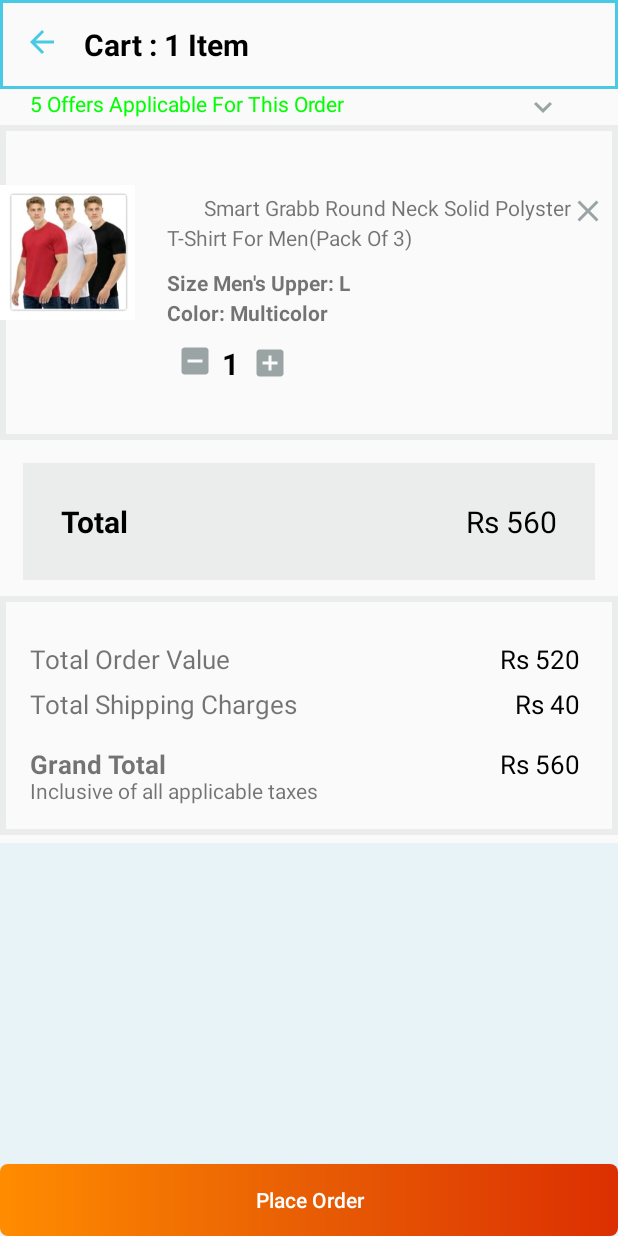
After one commit to DeveloprAbhishek/ShopClues-Shopping-app, an Android app: the layout activity_wishlist.xml on its own in the app's theme, with its tools: preview values and no code run, on a phone screen of 412 x 824 dp. The commit adds this screen. Run offline under Robolectric (Android 15) with nearby library versions, the phone set to English and light mode, and no system bars.

Commit message:
wishList completed

```diff
--- a/app/src/main/java/com/example/shopcluesshoppingapp/MainActivity.java
+++ b/app/src/main/java/com/example/shopcluesshoppingapp/MainActivity.java
@@ -11,7 +11,7 @@
     @Override
     protected void onCreate(Bundle savedInstanceState) {
         super.onCreate(savedInstanceState);
-        setContentView(R.layout.activity_account);
+        setContentView(R.layout.activity_main);
 
     }
 }
--- /dev/null
+++ b/app/src/main/res/drawable/background_shade.xml
@@ -0,0 +1,10 @@
+<?xml version="1.0" encoding="utf-8"?>
+<shape xmlns:android="http://schemas.android.com/apk/res/android"
+    android:shape="rectangle">
+    <stroke
+        android:width="4dp"
+            android:color="#238D958F"
+            />
+
+
+</shape>
--- /dev/null
+++ b/app/src/main/res/drawable/ic_baseline_add_24.xml
@@ -0,0 +1,10 @@
+<vector xmlns:android="http://schemas.android.com/apk/res/android"
+    android:width="24dp"
+    android:height="24dp"
+    android:viewportWidth="24"
+    android:viewportHeight="24"
+    android:tint="?attr/colorControlNormal">
+  <path
+      android:fillColor="@android:color/white"
+      android:pathData="M19,13h-6v6h-2v-6H5v-2h6V5h2v6h6v2z"/>
+</vector>
--- /dev/null
+++ b/app/src/main/res/drawable/ic_baseline_add_box_24.xml
@@ -0,0 +1,5 @@
+<vector android:height="24dp" android:tint="#9AA4A4"
+    android:viewportHeight="24" android:viewportWidth="24"
+    android:width="24dp" xmlns:android="http://schemas.android.com/apk/res/android">
+    <path android:fillColor="@android:color/white" android:pathData="M19,3L5,3c-1.11,0 -2,0.9 -2,2v14c0,1.1 0.89,2 2,2h14c1.1,0 2,-0.9 2,-2L21,5c0,-1.1 -0.9,-2 -2,-2zM17,13h-4v4h-2v-4L7,13v-2h4L11,7h2v4h4v2z"/>
+</vector>
--- /dev/null
+++ b/app/src/main/res/drawable/ic_baseline_close_24.xml
@@ -0,0 +1,5 @@
+<vector android:height="24dp" android:tint="#9AA4A4"
+    android:viewportHeight="24" android:viewportWidth="24"
+    android:width="24dp" xmlns:android="http://schemas.android.com/apk/res/android">
+    <path android:fillColor="@android:color/white" android:pathData="M19,6.41L17.59,5 12,10.59 6.41,5 5,6.41 10.59,12 5,17.59 6.41,19 12,13.41 17.59,19 19,17.59 13.41,12z"/>
+</vector>
--- /dev/null
+++ b/app/src/main/res/drawable/ic_baseline_indeterminate_check_box_24.xml
@@ -0,0 +1,5 @@
+<vector android:height="24dp" android:tint="#9AA4A4"
+    android:viewportHeight="24" android:viewportWidth="24"
+    android:width="24dp" xmlns:android="http://schemas.android.com/apk/res/android">
+    <path android:fillColor="@android:color/white" android:pathData="M19,3H5C3.9,3 3,3.9 3,5v14c0,1.1 0.9,2 2,2h14c1.1,0 2,-0.9 2,-2V5C21,3.9 20.1,3 19,3zM17,13H7v-2h10V13z"/>
+</vector>
--- /dev/null
+++ b/app/src/main/res/drawable/ic_baseline_keyboard_arrow_down_24.xml
@@ -0,0 +1,5 @@
+<vector android:height="24dp" android:tint="#9AA4A4"
+    android:viewportHeight="24" android:viewportWidth="24"
+    android:width="24dp" xmlns:android="http://schemas.android.com/apk/res/android">
+    <path android:fillColor="@android:color/white" android:pathData="M7.41,8.59L12,13.17l4.59,-4.58L18,10l-6,6 -6,-6 1.41,-1.41z"/>
+</vector>
--- a/app/src/main/res/layout/activity_account.xml
+++ b/app/src/main/res/layout/activity_account.xml
@@ -150,6 +150,7 @@
                     android:textSize="14sp" />
 
                 <Button
+                    android:id="@+id/btnAccountSignIn"
                     android:layout_width="wrap_content"
                     android:layout_height="wrap_content"
                     android:layout_alignParentStart="true"
@@ -163,6 +164,7 @@
                     android:textColor="@color/cyan" />
 
                 <Button
+                    android:id="@+id/Account_Sign_up"
                     android:layout_width="wrap_content"
                     android:layout_height="wrap_content"
                     android:layout_alignParentStart="true"
@@ -197,6 +199,7 @@
             android:drawableTop="@drawable/ic_baseline_shopping_bag_24" />
 
         <TextView
+            android:id="@+id/tvAccnt_MyOrder"
             android:layout_width="wrap_content"
             android:layout_height="wrap_content"
             android:layout_centerVertical="true"
@@ -220,6 +223,7 @@
                     android:drawableTop="@drawable/ic_baseline_heart_border_24" />
 
                 <TextView
+                    android:id="@+id/tvWishList_Account"
                     android:layout_width="wrap_content"
                     android:layout_height="wrap_content"
                     android:layout_centerVertical="true"
@@ -247,6 +251,7 @@
                     android:outlineAmbientShadowColor="@color/cyan"/>
 
                 <TextView
+                    android:id="@+id/tvVIPClub"
                     android:layout_width="wrap_content"
                     android:layout_height="wrap_content"
                     android:layout_centerVertical="true"
@@ -271,6 +276,7 @@
                     android:drawableTop="@drawable/ic_baseline_notifications_24" />
 
                 <TextView
+                    android:id="@+id/tvGoodBag"
                     android:layout_width="wrap_content"
                     android:layout_height="wrap_content"
                     android:layout_centerVertical="true"
@@ -295,6 +301,7 @@
                     android:drawableTop="@drawable/ic_baseline_check_circle_outline_24" />
 
                 <TextView
+                    android:id="@+id/tvClueBuck"
                     android:layout_width="wrap_content"
                     android:layout_height="wrap_content"
                     android:layout_centerVertical="true"
@@ -321,6 +328,7 @@
                     android:drawableTop="@drawable/ic_baseline_share_24" />
 
                 <TextView
+                    android:id="@+id/ReferEarn"
                     android:layout_width="wrap_content"
                     android:layout_height="wrap_content"
                     android:layout_centerVertical="true"
@@ -346,6 +354,7 @@
                     android:drawableTop="@drawable/ic_baseline_account_circle_24" />
 
                 <TextView
+                    android:id="@+id/Account_MyProfile"
                     android:layout_width="wrap_content"
                     android:layout_height="wrap_content"
                     android:layout_centerVertical="true"
@@ -371,6 +380,7 @@
                     android:drawableTop="@drawable/ic_baseline_account_balance_24" />
 
                 <TextView
+                    android:id="@+id/tvBankDetails"
                     android:layout_width="wrap_content"
                     android:layout_height="wrap_content"
                     android:layout_centerVertical="true"
@@ -396,6 +406,7 @@
                     android:drawableTop="@drawable/ic_baseline_location_on_24" />
 
                 <TextView
+                    android:id="@+id/tvLocation"
                     android:layout_width="wrap_content"
                     android:layout_height="wrap_content"
                     android:layout_centerVertical="true"
@@ -422,6 +433,7 @@
                     android:drawableTop="@drawable/ic_baseline_star_rate_24" />
 
                 <TextView
+                    android:id="@+id/RateYourPurchase"
                     android:layout_width="wrap_content"
                     android:layout_height="wrap_content"
                     android:layout_centerVertical="true"
@@ -445,6 +457,7 @@
                         android:drawableTop="@drawable/ic_baseline_help_outline_24" />
 
                     <TextView
+                        android:id="@+id/tvHelp_Account"
                         android:layout_width="wrap_content"
                         android:layout_height="wrap_content"
                         android:layout_centerVertical="true"
@@ -468,6 +481,7 @@
                             android:drawableTop="@drawable/ic_baseline_phone_android_24" />
 
                         <TextView
+                            android:id="@+id/RateTheApp"
                             android:layout_width="wrap_content"
                             android:layout_height="wrap_content"
                             android:layout_centerVertical="true"
@@ -494,17 +508,18 @@
 
 
         <TextView
+            android:id="@+id/tvHome_Btn"
             android:layout_width="wrap_content"
             android:layout_height="wrap_content"
             android:layout_weight="1"
             android:drawableTop="@drawable/ic_baseline_home_24"
             android:gravity="center"
             android:text="Home"
-
             android:textSize="10dp"
              />
 
         <TextView
+            android:id="@+id/tvCategories"
             android:layout_width="wrap_content"
             android:layout_height="wrap_content"
             android:layout_weight="1"
@@ -514,6 +529,7 @@
             android:textSize="10dp" />
 
         <TextView
+            android:id="@+id/tvMakeMoneyBtn"
             android:layout_width="wrap_content"
             android:layout_height="wrap_content"
             android:layout_weight="1"
@@ -523,6 +539,7 @@
             android:textSize="10dp" />
 
         <TextView
+            android:id="@+id/tvOfferBtn"
             android:layout_width="wrap_content"
             android:layout_height="wrap_content"
             android:layout_weight="1"
@@ -532,6 +549,7 @@
             android:textSize="10dp" />
 
         <TextView
+            android:id="@+id/tvAccountBtn"
             android:layout_width="wrap_content"
             android:layout_height="wrap_content"
             android:layout_weight="1"
--- /dev/null
+++ b/app/src/main/res/layout/activity_wishlist.xml
@@ -0,0 +1,283 @@
+<?xml version="1.0" encoding="utf-8"?>
+<LinearLayout xmlns:android="http://schemas.android.com/apk/res/android"
+    xmlns:app="http://schemas.android.com/apk/res-auto"
+    xmlns:tools="http://schemas.android.com/tools"
+    android:layout_width="match_parent"
+    android:layout_height="match_parent"
+    android:orientation="vertical">
+    <LinearLayout
+        android:layout_width="match_parent"
+        android:layout_height="wrap_content"
+        android:background="@drawable/actionbar"
+        android:orientation="horizontal"
+        android:padding="16dp">
+
+        <ImageView
+            android:id="@+id/ivRegistrationArrowBack"
+            android:layout_width="wrap_content"
+            android:layout_height="wrap_content"
+            android:src="@drawable/ic_baseline_arrow_back_24" />
+
+        <TextView
+            android:id="@+id/Registration"
+            android:layout_width="wrap_content"
+            android:layout_height="wrap_content"
+            android:layout_marginStart="16dp"
+            android:text="Cart : 1 Item"
+            android:textColor="@color/black"
+            android:textSize="20sp"
+            android:textStyle="bold" />
+
+    </LinearLayout>
+
+           <LinearLayout
+               android:layout_width="match_parent"
+               android:layout_height="wrap_content"
+               android:orientation="horizontal">
+               <TextView
+                   android:layout_width="wrap_content"
+                   android:layout_height="wrap_content"
+                   android:text="5 Offers Applicable For This Order"
+                   android:layout_marginLeft="20dp"
+                   android:textColor="@color/secondParrot"/>
+               <TextView
+                   android:id="@+id/tvOfferForOrder"
+                   android:layout_width="wrap_content"
+                   android:layout_height="wrap_content"
+                   android:drawableEnd="@drawable/ic_baseline_keyboard_arrow_down_24"
+                   android:layout_marginLeft="120dp"/>
+           </LinearLayout>
+
+    <RelativeLayout
+        android:layout_width="match_parent"
+        android:layout_height="210dp"
+        android:layout_marginBottom="10dp"
+        android:background="@drawable/background_shade"
+        android:orientation="horizontal">
+
+        <ImageView
+            android:id="@+id/ivShirtwhishlist"
+            android:layout_width="90dp"
+            android:layout_height="90dp"
+            android:layout_marginVertical="40dp"
+            android:src="@drawable/shirt_wishlist" />
+
+        <TextView
+            android:id="@+id/tvtext1"
+            android:layout_width="wrap_content"
+            android:layout_height="wrap_content"
+            android:layout_alignParentEnd="true"
+            android:layout_marginVertical="45dp"
+            android:layout_marginLeft="10dp"
+            android:layout_marginEnd="31dp"
+            android:text="Smart Grabb Round Neck Solid Polyster" />
+
+        <TextView
+            android:id="@+id/tvCloseWishlist"
+            android:layout_width="wrap_content"
+            android:layout_height="wrap_content"
+            android:layout_alignParentEnd="true"
+            android:layout_marginVertical="45dp"
+            android:layout_marginEnd="8dp"
+            android:drawableEnd="@drawable/ic_baseline_close_24" />
+
+        <TextView
+            android:layout_width="202dp"
+            android:layout_height="20dp"
+            android:layout_alignParentEnd="true"
+            android:layout_marginVertical="65dp"
+            android:layout_marginStart="21dp"
+            android:layout_marginEnd="98dp"
+            android:layout_toEndOf="@+id/ivShirtwhishlist"
+            android:text="T-Shirt For Men(Pack Of 3)" />
+
+        <TextView
+            android:layout_width="wrap_content"
+            android:layout_height="wrap_content"
+            android:layout_alignParentEnd="true"
+            android:layout_marginVertical="95dp"
+            android:layout_marginStart="21dp"
+            android:layout_marginEnd="135dp"
+            android:layout_toEndOf="@+id/ivShirtwhishlist"
+            android:text="Size Men's Upper: L"
+            android:textStyle="bold" />
+
+        <TextView
+            android:layout_width="wrap_content"
+            android:layout_height="wrap_content"
+            android:layout_alignParentEnd="true"
+            android:layout_marginVertical="115dp"
+            android:layout_marginStart="21dp"
+            android:layout_marginEnd="135dp"
+            android:layout_toEndOf="@+id/ivShirtwhishlist"
+            android:text="Color: Multicolor"
+            android:textStyle="bold" />
+
+        <TextView
+            android:id="@+id/tvDecreaseWishList"
+            android:layout_width="wrap_content"
+            android:layout_height="wrap_content"
+            android:layout_alignParentEnd="true"
+            android:layout_marginVertical="145dp"
+            android:layout_marginStart="28dp"
+            android:layout_marginEnd="135dp"
+            android:layout_toEndOf="@+id/ivShirtwhishlist"
+            android:drawableStart="@drawable/ic_baseline_indeterminate_check_box_24"
+            android:textStyle="bold" />
+
+        <TextView
+            android:id="@+id/tvBuyNumber"
+            android:layout_width="wrap_content"
+            android:layout_height="wrap_content"
+            android:layout_alignParentEnd="true"
+            android:layout_marginVertical="145dp"
+            android:layout_marginStart="58dp"
+            android:layout_marginEnd="146dp"
+            android:layout_toEndOf="@+id/ivShirtwhishlist"
+            android:text="1"
+            android:textColor="@color/black"
+            android:textSize="20sp"
+            android:textStyle="bold" />
+
+        <TextView
+            android:id="@+id/tvAddWishList"
+            android:layout_width="wrap_content"
+            android:layout_height="wrap_content"
+            android:layout_alignParentEnd="true"
+            android:layout_marginVertical="145dp"
+            android:layout_marginStart="78dp"
+            android:layout_marginEnd="146dp"
+            android:layout_toEndOf="@+id/ivShirtwhishlist"
+            android:drawableStart="@drawable/ic_baseline_add_box_24"
+            android:textColor="@color/black"
+            android:textSize="20sp"
+            android:textStyle="bold" />
+
+
+    </RelativeLayout>
+
+    <LinearLayout
+        android:layout_width="match_parent"
+        android:layout_height="wrap_content"
+        android:orientation="horizontal"
+        android:background="#238D958F"
+        android:layout_marginVertical="5dp"
+        android:layout_marginLeft="15dp"
+        android:layout_marginRight="15dp">
+
+        <TextView
+            android:id="@+id/total"
+            android:layout_width="wrap_content"
+            android:layout_height="wrap_content"
+            android:layout_margin="25dp"
+            android:text="Total"
+            android:textColor="@color/black"
+            android:textSize="20sp"
+            android:textStyle="bold" />
+
+        <TextView
+            android:layout_width="match_parent"
+            android:layout_height="match_parent"
+            android:layout_marginStart="200dp"
+            android:layout_marginVertical="25dp"
+            android:text="Rs 560"
+            android:textColor="@color/black"
+            android:textSize="20sp"/>
+
+
+
+    </LinearLayout>
+
+    <RelativeLayout
+        android:layout_width="match_parent"
+        android:layout_height="159dp"
+        android:layout_marginVertical="5dp"
+        android:background="@drawable/background_shade">
+
+        <TextView
+            android:id="@+id/tvTotalOrder"
+            android:layout_width="wrap_content"
+            android:layout_height="wrap_content"
+            android:layout_marginLeft="20dp"
+            android:layout_marginTop="30dp"
+            android:text="Total Order Value"
+            android:textSize="17sp" />
+
+        <TextView
+            android:layout_width="wrap_content"
+            android:layout_height="wrap_content"
+            android:layout_alignParentEnd="true"
+            android:layout_marginTop="30dp"
+            android:layout_marginRight="25dp"
+            android:text="Rs 520"
+            android:textColor="@color/black"
+            android:textSize="17sp" />
+        <TextView
+            android:id="@+id/tvTotalShipping"
+            android:layout_width="wrap_content"
+            android:layout_height="wrap_content"
+            android:layout_marginLeft="20dp"
+            android:layout_marginTop="30dp"
+            android:text="Total Shipping Charges"
+            android:layout_marginVertical="60dp"
+            android:textSize="17sp" />
+        <TextView
+            android:layout_width="wrap_content"
+            android:layout_height="wrap_content"
+            android:layout_alignParentEnd="true"
+            android:layout_marginTop="30dp"
+            android:layout_marginRight="25dp"
+            android:layout_marginVertical="60dp"
+            android:text="Rs 40"
+            android:textColor="@color/black"
+            android:textSize="17sp" />
+        <TextView
+            android:id="@+id/tvGrandTotal"
+            android:layout_width="wrap_content"
+            android:layout_height="wrap_content"
+            android:layout_marginLeft="20dp"
+            android:layout_marginTop="30dp"
+            android:text="Grand Total"
+            android:layout_marginVertical="100dp"
+            android:textStyle="bold"
+            android:textSize="17sp" />
+        <TextView
+            android:layout_width="wrap_content"
+            android:layout_height="wrap_content"
+            android:layout_alignParentEnd="true"
+            android:layout_marginTop="30dp"
+            android:layout_marginRight="25dp"
+            android:layout_marginVertical="100dp"
+            android:text="Rs 560"
+            android:textColor="@color/black"
+            android:textSize="17sp" />
+        <TextView
+            android:id="@+id/tvInclusiveTaxes"
+            android:layout_width="wrap_content"
+            android:layout_height="wrap_content"
+            android:layout_marginLeft="20dp"
+            android:layout_marginTop="30dp"
+            android:text="Inclusive of all applicable taxes"
+            android:layout_marginVertical="120dp"
+             />
+
+    </RelativeLayout>
+
+    <RelativeLayout
+        android:layout_width="match_parent"
+        android:layout_height="match_parent"
+        android:background="#4AB7E1EA">
+
+        <Button
+            android:id="@+id/btnPlaceOrder"
+            android:layout_width="match_parent"
+            android:layout_height="wrap_content"
+            android:text="Place Order"
+            android:textAllCaps="false"
+            android:textColor="@color/white"
+            android:background="@drawable/button_style_loginvia_otp"
+            android:layout_alignParentBottom="true"/>
+    </RelativeLayout>
+
+
+</LinearLayout>
--- a/app/src/main/res/values/colors.xml
+++ b/app/src/main/res/values/colors.xml
@@ -11,4 +11,10 @@
     <color name="gradientOrange">#ff8c00</color>
     <color name ="darkOrange">#E85D04</color>
     <color name ="endOrange">#DC2F02</color>
+    <color name ="Parrot">#FCAFB5AD</color>
+    <color name ="secondParrot">#00ff00</color>
+    <color name ="PencilShade">#FF8D958F</color>
+    <color name ="skyBlueShade">#4AB7E1EA</color>
+    <color name ="LightPencilShade">#238D958F</color>
+
 </resources>
--- a/app/src/main/res/values/strings.xml
+++ b/app/src/main/res/values/strings.xml
@@ -2,4 +2,5 @@
     <string name="app_name">ShopClues Shopping App</string>
     <string name="refer_earn"><![CDATA[Refer & Earn]]></string>
     <string name="help_support"><![CDATA[Help & Support]]></string>
+    <string name ="rs">\u20B9</string>
 </resources>
--- a/app/src/main/res/values/themes.xml
+++ b/app/src/main/res/values/themes.xml
@@ -3,7 +3,7 @@
     <style name="Theme.ShopCluesShoppingApp" parent="Theme.AppCompat.Light.NoActionBar">
         <!-- Primary brand color. -->
         <item name="colorPrimary">@color/white</item>
-        <item name="colorPrimaryVariant">@color/purple_700</item>
+        <item name="colorPrimaryVariant">@color/cyan</item>
         <item name="colorOnPrimary">@color/white</item>
         <!-- Secondary brand color. -->
         <item name="colorSecondary">@color/teal_200</item>
```
Also changed, not shown: app/src/main/res/drawable/shirt_wishlist.jpeg (added).
